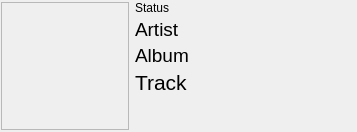
Before: the Qt Designer form src/ui/osd.ui in vanzin/folderme, drawn with Qt 5.
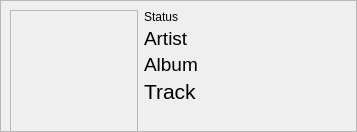
After: the same form once the commit is applied.

Commit message: Tweak OSD size and placement.

Diff of the .ui file:
```diff
--- a/src/ui/osd.ui
+++ b/src/ui/osd.ui
@@ -56,22 +56,31 @@
      <height>600</height>
     </size>
    </property>
-   <layout class="QHBoxLayout" name="horizontalLayout">
-    <property name="sizeConstraint">
-     <enum>QLayout::SetDefaultConstraint</enum>
+   <layout class="QHBoxLayout" name="horizontalLayout_2">
+    <property name="spacing">
+     <number>0</number>
     </property>
     <property name="leftMargin">
-     <number>1</number>
+     <number>0</number>
     </property>
     <property name="topMargin">
-     <number>1</number>
+     <number>0</number>
     </property>
     <property name="rightMargin">
-     <number>1</number>
+     <number>0</number>
     </property>
     <property name="bottomMargin">
-     <number>1</number>
+     <number>0</number>
     </property>
+    <item>
+     <widget class="QFrame" name="frame">
+      <property name="frameShape">
+       <enum>QFrame::StyledPanel</enum>
+      </property>
+      <property name="frameShadow">
+       <enum>QFrame::Raised</enum>
+      </property>
+      <layout class="QHBoxLayout" name="horizontalLayout">
     <item>
      <widget class="QLabel" name="cover">
       <property name="sizePolicy">
@@ -171,6 +180,9 @@
        </spacer>
       </item>
      </layout>
+       </item>
+      </layout>
+     </widget>
     </item>
    </layout>
   </widget>
```
Lines whose indentation alone changed are shown as unchanged. The commit also changes 1 other file.
